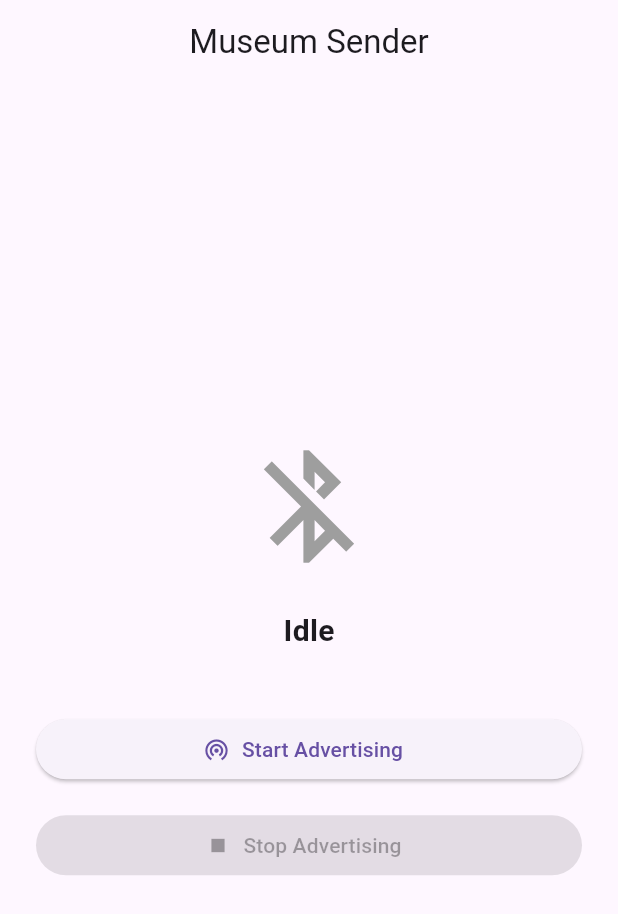
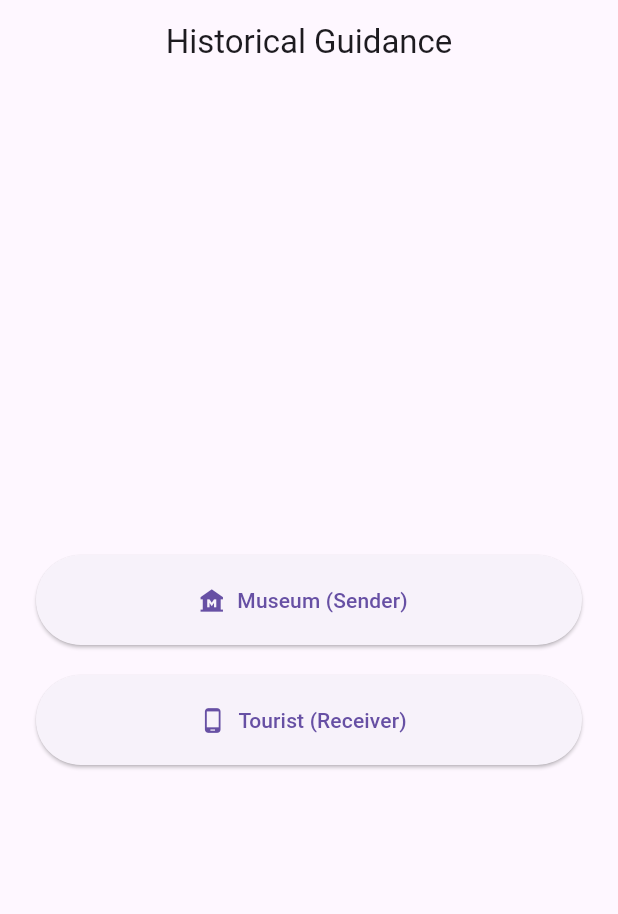
Before and after one commit to NarinderKloia/historical_guidance, a Flutter app: the screen it shows after launch, on a phone screen of 412 x 824 dp. Shown: the top 914 px of the screen. Run offline on Flutter 3.47's test engine with Material 3 defaults, Android fonts, the phone set to English and light mode, and no system bars; our stand-ins replace file_picker, image_picker, permission_handler, qr_flutter, sqflite; missing offline and left inert: mobile_scanner, nearby_connections; accounts and stored records are empty.

```diff
--- /dev/null
+++ b/lib/core/mode_selection_page.dart
@@ -0,0 +1,60 @@
+import 'package:flutter/material.dart';
+import 'package:historical_guidance/features/sender/presentation/pages/sender_dashboard_page.dart';
+import '../../core/services/nearby/presentation/pages/receiver_page.dart';
+
+class ModeSelectionPage extends StatelessWidget {
+  const ModeSelectionPage({super.key});
+
+  @override
+  Widget build(BuildContext context) {
+    return Scaffold(
+      appBar: AppBar(
+        title: const Text("Historical Guidance"),
+        centerTitle: true,
+      ),
+      body: Padding(
+        padding: const EdgeInsets.all(24),
+        child: Column(
+          crossAxisAlignment: CrossAxisAlignment.stretch,
+          children: [
+            const Spacer(),
+
+            ElevatedButton.icon(
+              icon: const Icon(Icons.museum),
+              label: const Text("Museum (Sender)"),
+              style: ElevatedButton.styleFrom(
+                minimumSize: const Size(double.infinity, 60),
+              ),
+              onPressed: () {
+                Navigator.push(
+                  context,
+                  MaterialPageRoute(
+                    builder: (_) => const SenderDashboardPage(),
+                  ),
+                );
+              },
+            ),
+
+            const SizedBox(height: 20),
+
+            ElevatedButton.icon(
+              icon: const Icon(Icons.phone_android),
+              label: const Text("Tourist (Receiver)"),
+              style: ElevatedButton.styleFrom(
+                minimumSize: const Size(double.infinity, 60),
+              ),
+              onPressed: () {
+                Navigator.push(
+                  context,
+                  MaterialPageRoute(builder: (_) => const ReceiverPage()),
+                );
+              },
+            ),
+
+            const Spacer(),
+          ],
+        ),
+      ),
+    );
+  }
+}
--- a/lib/main.dart
+++ b/lib/main.dart
@@ -1,4 +1,5 @@
 import 'package:flutter/material.dart';
+import 'package:historical_guidance/core/mode_selection_page.dart';
 
 import 'features/museum/data/models/museum_model.dart';
 import 'features/museum/data/repositories/museum_repository.dart';
@@ -37,6 +38,6 @@ class MyApp extends StatelessWidget {
 
   @override
   Widget build(BuildContext context) {
-    return const MaterialApp(home: const SenderPage());
+    return const MaterialApp(home: const ModeSelectionPage());
   }
 }
```
Also changed, not shown: lib/core/services/nearby/nearby_receiver_service.dart (+115 -0 lines), lib/core/services/nearby/nearby_sender_service.dart (+20 -2 lines), lib/core/services/nearby/nearby_transfer_service.dart (added, +41 -0 lines), lib/core/services/nearby/presentation/pages/receiver_page.dart (+43 -2 lines), lib/core/services/nearby/nearby_connection_service.dart (added), lib/features/receiver/presentation/pages/receiver_page.dart (added), 1 other file.
